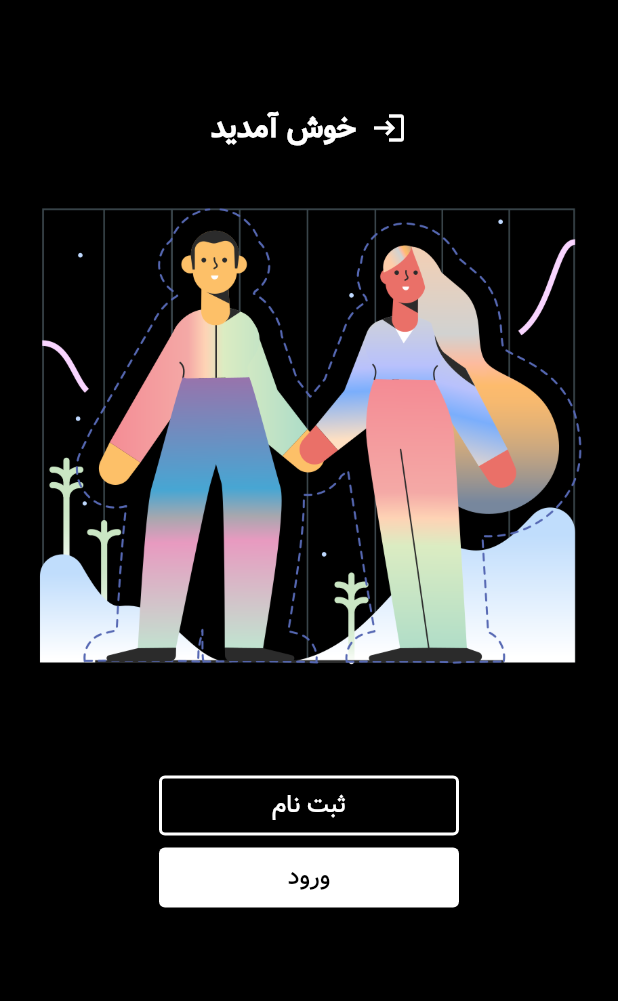
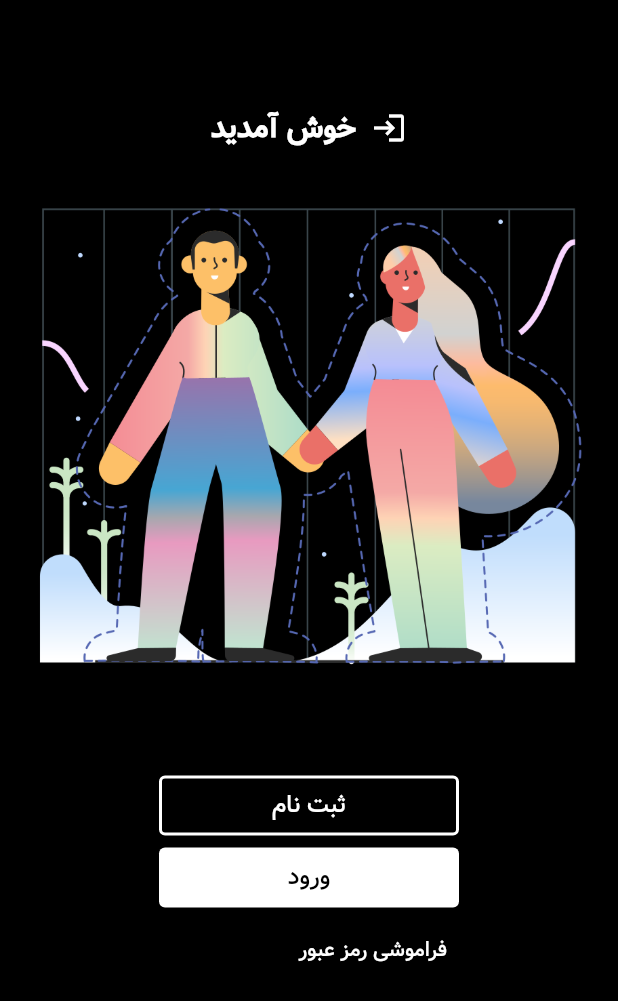
Before and after one commit to Milad-heydarloo/vip_signal, a Flutter app: the screen it shows after launch, on a phone screen of 412 x 824 dp. Shown: the top 1001 px of the screen. Run offline on Flutter 3.47's test engine with Material 2 defaults, Android fonts, the phone set to English and light mode, and no system bars.

Commit message:
insert foget password textbutton

```diff
--- a/lib/login_page.dart
+++ b/lib/login_page.dart
@@ -1,6 +1,5 @@
 import 'package:flutter/material.dart';
 import 'package:vip_signal/blog_page.dart';
-import 'package:vip_signal/machin_larnimng.dart';
 
 class run_app_two extends StatelessWidget {
   const run_app_two({super.key});
@@ -99,19 +98,25 @@ class run_app_two extends StatelessWidget {
                     ),
                   ),
                 ),
-                // TextButton(
-                //   style: TextButton.styleFrom(
-                //       minimumSize: Size(200.0, 40.0),
-                //       primary: Colors.black,
-                //       backgroundColor: Colors.white),
-                //   onPressed: () {},
-                //   child: Text(
-                //     'ورود',
-                //     style: TextStyle(
-                //       fontSize: 16,
-                //     ),
-                //   ),
-                // ),
+                Container(
+                  width: 200,
+                  child:
+                      Row(mainAxisAlignment: MainAxisAlignment.end, children: [
+                    TextButton(
+                      style: TextButton.styleFrom(
+                        foregroundColor: Colors.white,
+                      ),
+                      onPressed: () {},
+                      child: Text(
+                        textDirection: TextDirection.rtl,
+                        'فراموشی رمز عبور',
+                        style: TextStyle(
+                          fontSize: 14,
+                        ),
+                      ),
+                    ),
+                  ]),
+                ),
               ]),
         ),
       ),
```
Also changed, not shown: lib/machin_larnimng.dart (+0 -12 lines).
